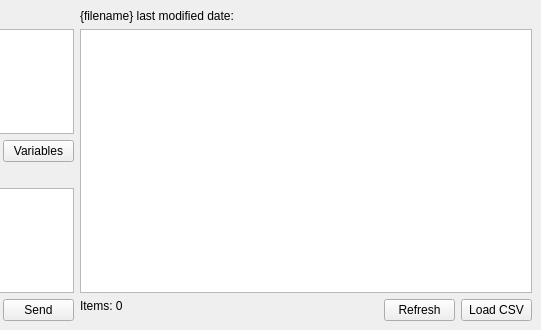
This is ui/main_window.ui in RobbyDesrosiers/QuickText as Qt 5 draws it before an edit; both pictures show x 388 to 929 and y 0 to 330 of the 929 by 330 pixel window. The edited form follows.
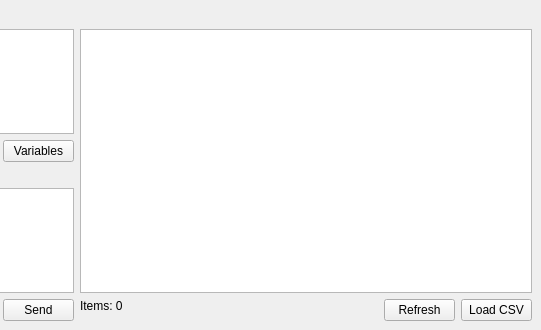
This is the edited form. Custom widgets are drawn as their Qt base class.

Diff of the .ui file:
```diff
--- a/ui/main_window.ui
+++ b/ui/main_window.ui
@@ -89,7 +89,7 @@
       <item row="0" column="0" colspan="2">
        <widget class="QLabel" name="lbl_last_mod">
         <property name="text">
-         <string>{filename} last modified date:</string>
+         <string/>
         </property>
        </widget>
       </item>
```
